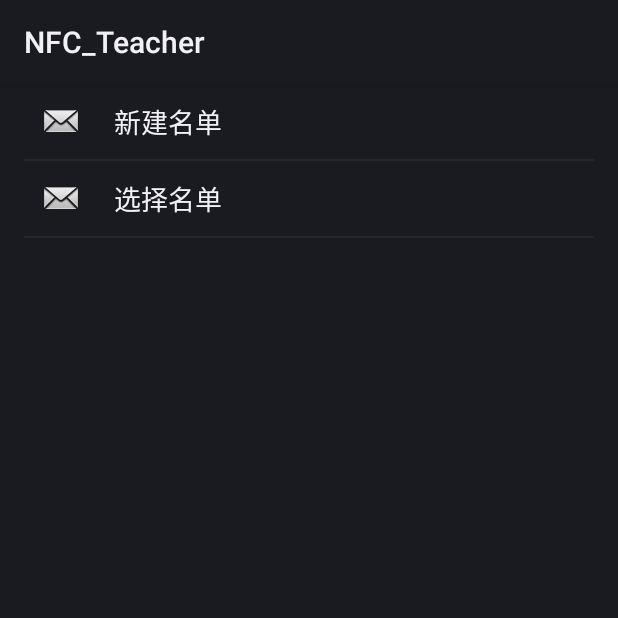
After one commit to NFCXiangMuZu/NFC_teacher, an Android app: the fragment SampleListFragment shown on its own in the app's theme, on a phone screen of 412 x 824 dp, the top half of it. The commit adds this screen. Run offline under Robolectric (Android 15) with nearby library versions, the phone set to English and light mode, and no system bars.

Commit message:
完成侧滑栏与自定义导航栏

```diff
--- a/app/build.gradle
+++ b/app/build.gradle
@@ -24,4 +24,5 @@ dependencies {
     testCompile 'junit:junit:4.12'
     compile 'com.android.support:appcompat-v7:23.2.1'
     compile files('libs/jxl.jar')
+    compile project(':library')
 }
--- a/app/src/main/AndroidManifest.xml
+++ b/app/src/main/AndroidManifest.xml
@@ -26,7 +26,7 @@
         android:allowBackup="true"
         android:icon="@drawable/ic_launcher"
         android:label="@string/app_name"
-        android:theme="@style/AppTheme" >
+        android:theme="@style/Widget.AppCompat.ActionBar" >
 
         <service android:enabled="true" android:name="com.example.compaq.nfc_teacher.FileSendPercentService" />
         <service android:enabled="true" android:name="com.example.compaq.nfc_teacher.SendFileService" />
--- /dev/null
+++ b/app/src/main/java/com/example/compaq/nfc_teacher/SampleListFragment.java
@@ -0,0 +1,119 @@
+package com.example.compaq.nfc_teacher;
+
+/**
+ * Created by Compaq on 2016/7/18.
+ */
+import android.content.Context;
+
+import android.os.Bundle;
+
+import android.support.v4.app.ListFragment;
+
+import android.view.LayoutInflater;
+
+import android.view.View;
+
+import android.view.ViewGroup;
+
+import android.widget.ArrayAdapter;
+
+import android.widget.ImageView;
+
+import android.widget.ListView;
+import android.widget.TextView;
+
+
+
+/**
+
+ * @author yangyu
+
+ *  功能描述：列表Fragment，用来显示列表视图
+
+ */
+
+public class SampleListFragment extends ListFragment {
+
+
+
+    public View onCreateView(LayoutInflater inflater, ViewGroup container, Bundle savedInstanceState) {
+
+        return inflater.inflate(R.layout.list, null);
+
+    }
+
+
+
+    public void onActivityCreated(Bundle savedInstanceState) {
+
+        super.onActivityCreated(savedInstanceState);
+
+        SampleAdapter adapter = new SampleAdapter(getActivity());
+
+        adapter.add(new SampleItem("新建名单", android.R.drawable.sym_action_email));
+
+        adapter.add(new SampleItem("选择名单", android.R.drawable.sym_action_email));
+
+        setListAdapter(adapter);
+
+    }
+
+
+
+    private class SampleItem {
+
+        public String tag;
+
+        public int iconRes;
+
+        public SampleItem(String tag, int iconRes) {
+
+            this.tag = tag;
+
+            this.iconRes = iconRes;
+
+        }
+
+    }
+
+
+
+    public class SampleAdapter extends ArrayAdapter<SampleItem> {
+
+
+
+        public SampleAdapter(Context context) {
+
+            super(context, 0);
+
+        }
+
+
+
+        public View getView(int position, View convertView, ViewGroup parent) {
+
+            if (convertView == null) {
+
+                convertView = LayoutInflater.from(getContext()).inflate(R.layout.row, null);
+
+            }
+
+            ImageView icon = (ImageView) convertView.findViewById(R.id.row_icon);
+
+            icon.setImageResource(getItem(position).iconRes);
+
+            TextView title = (TextView) convertView.findViewById(R.id.row_title);
+
+            title.setText(getItem(position).tag);
+
+
+
+            return convertView;
+
+        }
+
+
+
+    }
+
+}
--- /dev/null
+++ b/app/src/main/res/layout/list.xml
@@ -0,0 +1,13 @@
+<?xml version="1.0" encoding="utf-8"?>
+
+<ListView xmlns:android="http://schemas.android.com/apk/res/android"
+
+    android:id="@+id/list"
+
+    android:layout_width="match_parent"
+
+    android:layout_height="match_parent"
+
+    android:paddingLeft="@dimen/activity_horizontal_margin"
+
+    android:paddingRight="@dimen/activity_horizontal_margin" />
--- /dev/null
+++ b/app/src/main/res/layout/row.xml
@@ -0,0 +1,47 @@
+<?xml version="1.0" encoding="utf-8"?>
+
+<LinearLayout xmlns:android="http://schemas.android.com/apk/res/android"
+
+    android:layout_width="match_parent"
+
+    android:layout_height="50dp"
+
+    android:orientation="horizontal" >
+
+
+
+    <ImageView
+
+        android:id="@+id/row_icon"
+
+        android:layout_width="50dp"
+
+        android:layout_height="50dp"
+
+        android:padding="10dp"
+
+        android:src="@drawable/ic_launcher" />
+
+
+
+    <TextView
+
+        android:id="@+id/row_title"
+
+        android:layout_width="0dp"
+
+        android:layout_height="match_parent"
+
+        android:layout_weight="1"
+
+        android:gravity="center_vertical"
+
+        android:padding="10dp"
+
+        android:text="Medium Text"
+
+        android:textAppearance="@android:style/TextAppearance.Medium" />
+
+
+
+</LinearLayout>
--- /dev/null
+++ b/app/src/main/res/layout/sliding_manu.xml
@@ -0,0 +1,5 @@
+<?xml version="1.0" encoding="utf-8"?>
+<FrameLayout xmlns:android="http://schemas.android.com/apk/res/android"
+    android:id="@+id/menu_frame"
+    android:layout_width="match_parent"
+    android:layout_height="match_parent" />
--- a/app/src/main/res/values/dimens.xml
+++ b/app/src/main/res/values/dimens.xml
@@ -3,5 +3,5 @@
     <!-- Default screen margins, per the Android Design guidelines. -->
     <dimen name="activity_horizontal_margin">16dp</dimen>
     <dimen name="activity_vertical_margin">16dp</dimen>
-
+    <dimen name="menu_margin">100dp</dimen>
 </resources>
--- a/settings.gradle
+++ b/settings.gradle
@@ -1 +1 @@
-include ':app'
+include ':app', ':library'
```
Also changed, not shown: app/src/main/java/com/example/compaq/nfc_teacher/MainActivity.java (+136 -10 lines), app/src/main/java/com/example/compaq/nfc_teacher/NavigationBar.java (added, +137 -0 lines), app/src/main/res/drawable/navigation_bar_bg.xml (added, +9 -0 lines), app/src/main/res/layout/activity_main.xml (+7 -4 lines), app/src/main/res/layout/title_bar.xml (added, +37 -0 lines), app/src/main/res/menu/main.xml (added, +14 -0 lines).
